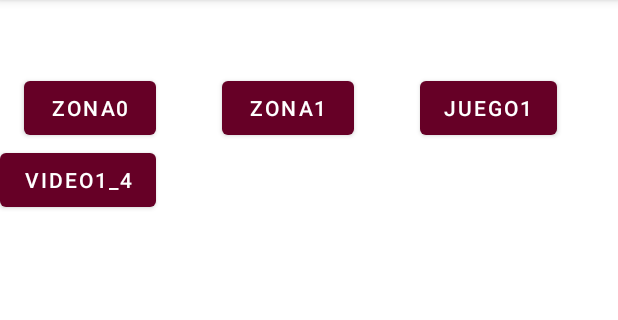
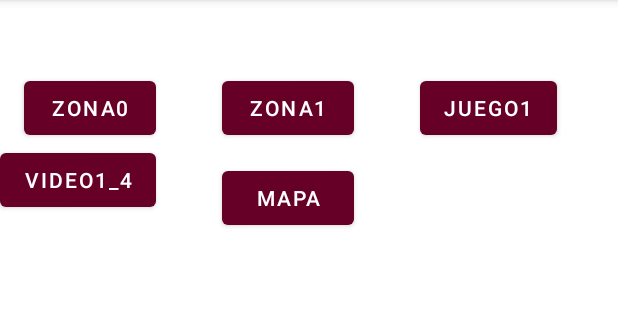
Before and after one commit to marioiram2000/DurangoAPP, an Android app: the Desarrollo screen opened directly, with no data from a screen before it, on a phone screen of 412 x 824 dp, the part 84-404 px from its top. Run offline under Robolectric (Android 15) with nearby library versions, the phone set to English and light mode, and no system bars.

Commit message:
Mapa añadido

```diff
--- a/DurangoAPP/app/src/main/AndroidManifest.xml
+++ b/DurangoAPP/app/src/main/AndroidManifest.xml
@@ -29,10 +29,6 @@
             android:name=".Desarrollo"
             android:exported="true" />
 
-        <meta-data
-            android:name="com.google.android.geo.API_KEY"
-            android:value="@string/google_maps_key" />
-
         <activity
             android:name=".MapaActivity"
             android:exported="true" />
--- a/DurangoAPP/app/src/main/java/com/example/durangoapp/Desarrollo.java
+++ b/DurangoAPP/app/src/main/java/com/example/durangoapp/Desarrollo.java
@@ -51,6 +51,15 @@ public class Desarrollo extends AppCompatActivity {
             }
         });
 
+        Button btnMapa = (Button) findViewById(R.id.btn_Desa_mapa);
+        btnMapa.setOnClickListener(new View.OnClickListener() {
+            @Override
+            public void onClick(View view) {
+                Intent intent = new Intent(Desarrollo.this, MapaActivity.class);
+                startActivity(intent);
+            }
+        });
+
 
     }
 }
--- a/DurangoAPP/app/src/main/res/layout/activity_desarrollo.xml
+++ b/DurangoAPP/app/src/main/res/layout/activity_desarrollo.xml
@@ -43,4 +43,13 @@
         android:text="Video1_4"
         app:layout_constraintStart_toStartOf="parent"
         app:layout_constraintTop_toBottomOf="@+id/btn_Desa_Zona_0" />
+
+    <Button
+        android:id="@+id/btn_Desa_mapa"
+        android:layout_width="wrap_content"
+        android:layout_height="wrap_content"
+        android:layout_marginTop="12dp"
+        android:text="mapa"
+        app:layout_constraintStart_toStartOf="@+id/btn_Desa_Zona_1"
+        app:layout_constraintTop_toBottomOf="@+id/btn_Desa_Zona_1" />
 </androidx.constraintlayout.widget.ConstraintLayout>
```
Also changed, not shown: DurangoAPP/app/src/main/java/com/example/durangoapp/MapaActivity.java (+13 -1 lines).
